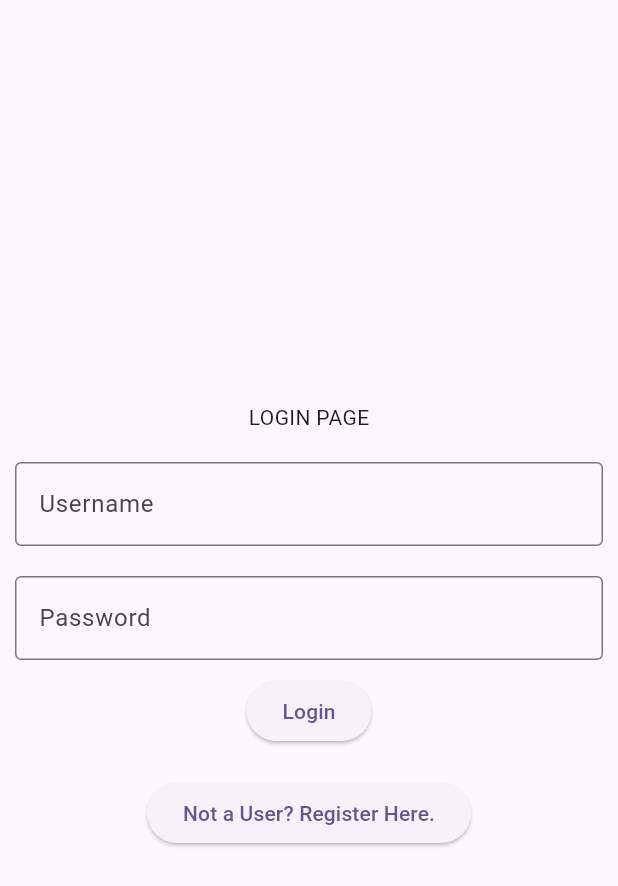
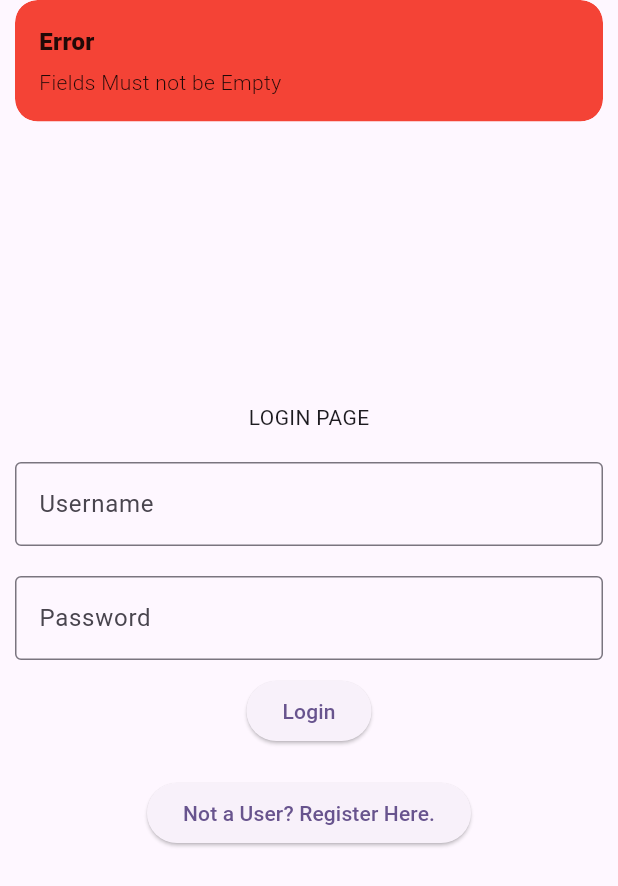
Before and after one commit to sreedeviluminar/oct_ptoject_new, a Flutter app: the Hive_Login screen opened directly, after a tap on "Login", on a phone screen of 412 x 824 dp. Shown: the top 886 px of the screen. Run offline on Flutter 3.47's test engine with Material 3 defaults, Android fonts, the phone set to English and light mode, and no system bars; our stand-ins replace cloud_firestore, email_validator, firebase_auth, firebase_core, firebase_storage, get and 10 more; missing offline and left inert: dart:js, rich_readmore; accounts and stored records are empty.

Commit message:
initial commit

```diff
--- a/lib/local storage/hive_using_adapter/views/loginn.dart
+++ b/lib/local storage/hive_using_adapter/views/loginn.dart
@@ -1,9 +1,11 @@
 import 'package:flutter/material.dart';
 import 'package:get/get.dart';
-import 'package:get/get_navigation/src/root/get_material_app.dart';
 import 'package:hive_flutter/adapters.dart';
 import 'package:oct_ptoject_new/local%20storage/hive_using_adapter/model/users.dart';
+import 'package:oct_ptoject_new/local%20storage/hive_using_adapter/service/hiveDB.dart';
 import 'package:oct_ptoject_new/local%20storage/hive_using_adapter/views/registerr.dart';
+
+import 'hive_home.dart';
 
 void main() async{
   WidgetsFlutterBinding.ensureInitialized();
@@ -20,7 +22,6 @@ class Hive_Login extends StatefulWidget {
 }
 
 class _Hive_LoginState extends State<Hive_Login> {
-  final name_controller = TextEditingController();
   final email_controller = TextEditingController();
   final pass_controller = TextEditingController();
 
@@ -51,15 +52,42 @@ class _Hive_LoginState extends State<Hive_Login> {
                     hintText: "Password", border: OutlineInputBorder()),
               ),
             ),
-            ElevatedButton(onPressed: () {}, child: const Text("Login")),
-            const SizedBox(height: 20,),
-            ElevatedButton(onPressed: () {
-              Get.to(Hive_Register());
-            }, child: const Text("Not a User? Register Here.")),
-
+            ElevatedButton(
+                onPressed: () async {
+                  final users = await HiveDB.getallusers();
+                  validateLogin(users);
+                },
+                child: const Text("Login")),
+            const SizedBox(
+              height: 20,
+            ),
+            ElevatedButton(
+                onPressed: () {
+                  Get.to(Hive_Register());
+                },
+                child: const Text("Not a User? Register Here.")),
           ],
         ),
       ),
     );
   }
+
+  void validateLogin(List<Users> users) async{
+    final lemail = email_controller.text;
+    final lpass  = pass_controller.text;
+    //bool userExist = false;
+    if(lemail !="" && lpass != ""){
+      await Future.forEach(users, (sinleUser) {
+        var name = sinleUser.name;
+        if(lemail == sinleUser.email && lpass == sinleUser.password){
+          Get.offAll(Hive_Home(name));
+          Get.snackbar("Success", "User Login Success",backgroundColor: Colors.green);
+        }else{
+          Get.snackbar("Error", "Invalid login credentials",backgroundColor: Colors.red);
+        }
+      });
+    }else{
+      Get.snackbar("Error", "Fields Must not be Empty",backgroundColor: Colors.red);
+    }
+  }
 }
```
Also changed, not shown: lib/local storage/hive_using_adapter/views/hive_home.dart (+23 -0 lines).
